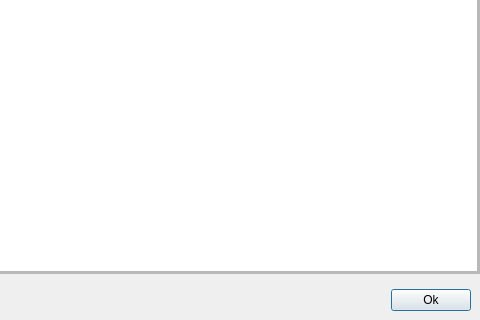
The window that starviewer/src/core/qdiagnosistestbase.ui (starviewer-medical/starviewer) describes before a commit, drawn with Qt 5; both pictures show x 101 to 581 and y 391 to 711 of the 581 by 711 pixel window.
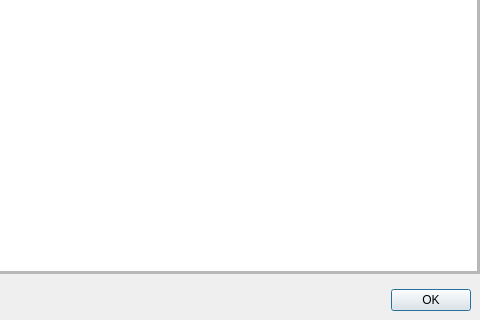
The same window after the commit. Icons and pictures are not drawn.

Commit message: ENH: Corretgim sigles OK i PACS #1822

Patch:
```diff
--- a/starviewer/src/core/qdiagnosistestbase.ui
+++ b/starviewer/src/core/qdiagnosistestbase.ui
@@ -458,7 +458,7 @@
       <item row="0" column="2">
        <widget class="QPushButton" name="m_closeButton">
         <property name="text">
-         <string>Ok</string>
+         <string>OK</string>
         </property>
        </widget>
       </item>
```
The commit also changes 2 other files.
